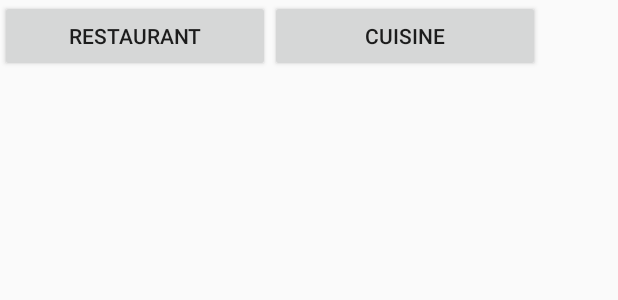
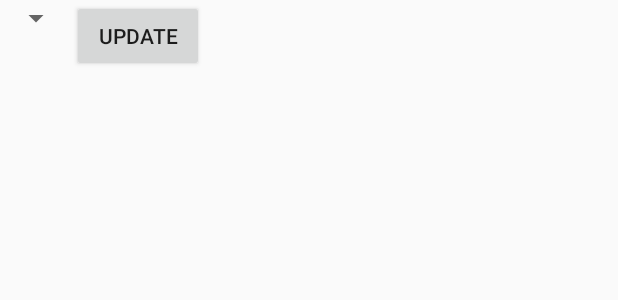
Before and after one commit to modojodo/LBPNSAndroid, an Android app: the layout acitvity_preference.xml on its own in the app's theme, with its tools: preview values and no code run, on a phone screen of 412 x 824 dp. Shown: the top 300 px of the screen. Run offline under Robolectric (Android 15) with nearby library versions, the phone set to English and light mode, and no system bars.

```diff
--- a/app/src/main/AndroidManifest.xml
+++ b/app/src/main/AndroidManifest.xml
@@ -8,6 +8,8 @@
     <meta-data
         android:name="com.google.android.gms.version"
         android:value="@integer/google_play_services_version" />
+
+
 
     <uses-permission android:name="android.permission.INTERNET" />
     <uses-permission android:name="android.permission.WRITE_EXTERNAL_STORAGE" />
@@ -28,6 +30,7 @@
         <activity
             android:name=".MainActivity"
             android:label="@string/app_name"
+            android:screenOrientation="portrait"
             android:noHistory="true"
             android:theme="@style/AppTheme.NoActionBar">
 
--- a/app/src/main/java/com/lbpns/android/lbpnsandroid/ServerRequestTask.java
+++ b/app/src/main/java/com/lbpns/android/lbpnsandroid/ServerRequestTask.java
@@ -80,7 +80,6 @@ public class ServerRequestTask extends AsyncTask<String, Void, Object> {
     protected void onPostExecute(Object o) {
         super.onPostExecute(o);
         progressDialog.dismiss();
-        Log.d("T","Check");
         this.taskHandler.onTaskCompletion(o);
 //        progressDialog.dismiss();
 
--- a/app/src/main/res/layout/acitvity_preference.xml
+++ b/app/src/main/res/layout/acitvity_preference.xml
@@ -8,18 +8,20 @@
         android:layout_width="wrap_content"
         android:layout_height="wrap_content"
         android:orientation="horizontal">
-    <Button
-        android:layout_width="180dp"
-        android:layout_height="wrap_content"
-        android:id="@+id/btn_restaurant"
-        android:text="Restaurant"/>
 
-    <Button
-        android:layout_width="180dp"
-        android:layout_height="wrap_content"
-        android:id="@+id/btn_cuisine"
-        android:text="Cuisine"
-        android:layout_gravity="center_horizontal"/>
+        <Spinner
+           android:layout_width="wrap_content"
+           android:layout_height="wrap_content"
+           android:id="@+id/spinner"
+           ></Spinner>
+
+        <Button
+            android:layout_width="wrap_content"
+            android:layout_height="wrap_content"
+            android:text="@string/update_string"
+            android:id="@+id/btn_update"
+            android:layout_gravity="right"/>
+
     </LinearLayout>
 
     <LinearLayout
--- a/app/src/main/res/values/strings.xml
+++ b/app/src/main/res/values/strings.xml
@@ -31,5 +31,7 @@
     <string name="desc_list_item_icon">Item Icon</string>
     <string name="menu_update">Update</string>
     <string name="menu_select">Select</string>
+    <string name="selection_text">Selection Type</string>
+    <string name="update_string">Update</string>
 
 </resources>
```
Also changed, not shown: app/src/main/java/com/lbpns/android/lbpnsandroid/PreferenceActivity.java (+62 -13 lines).
